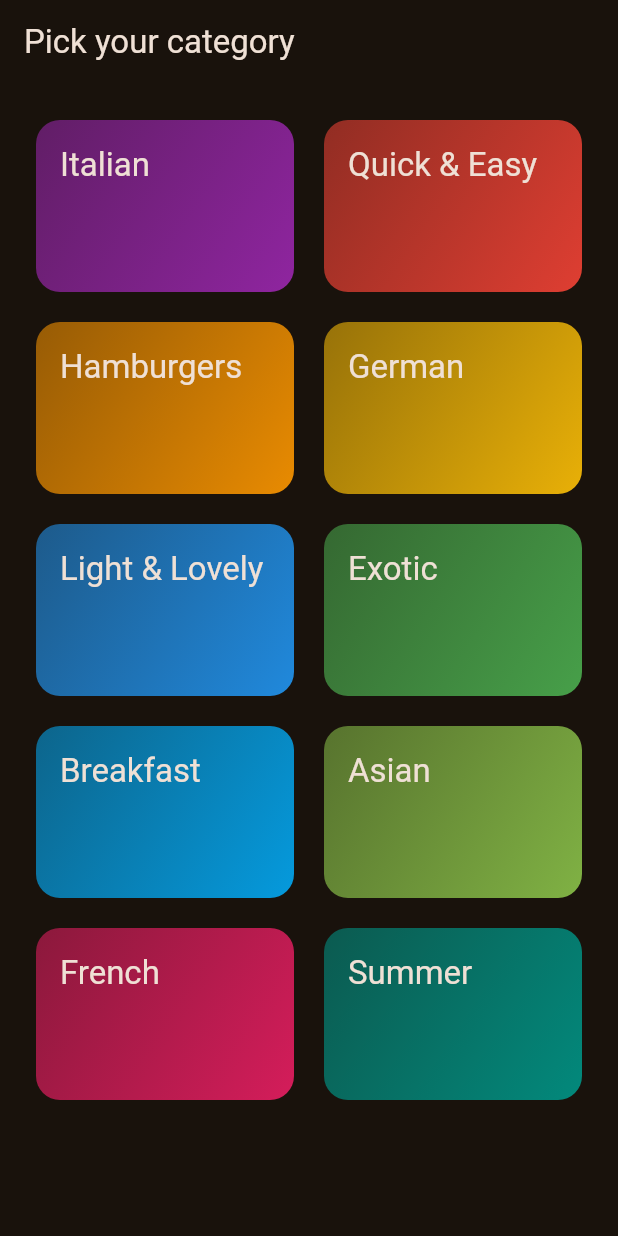
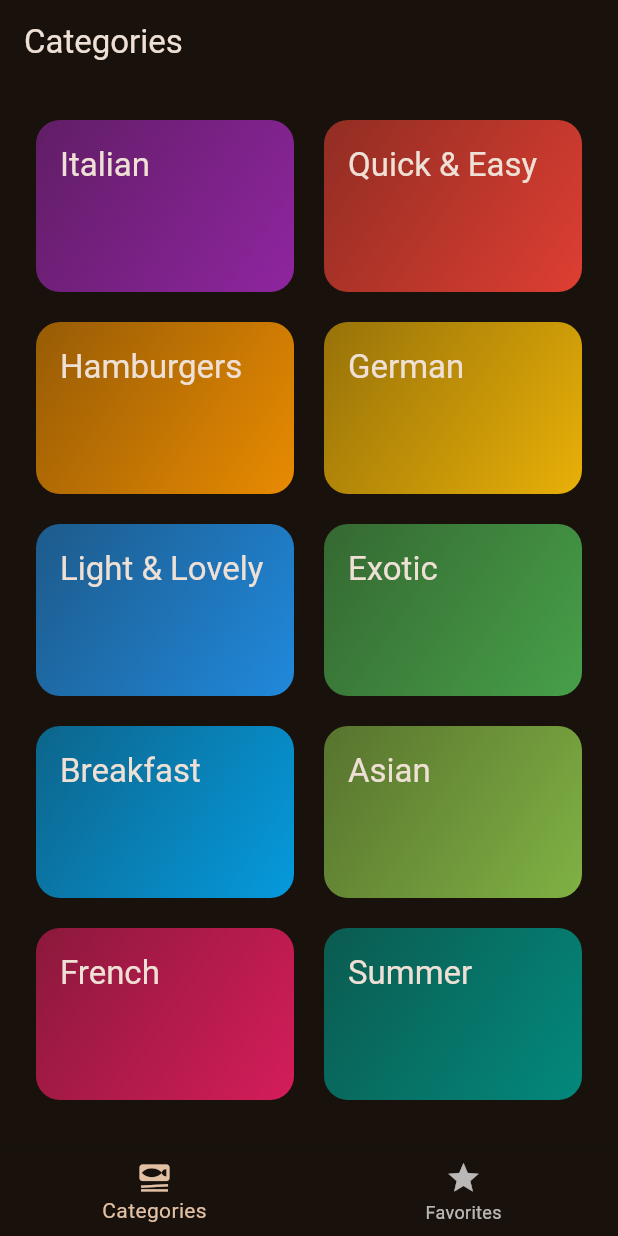
Before and after one commit to rajatverma311201/flutter-meals-app, a Flutter app: the screen it shows after launch, on a phone screen of 412 x 824 dp. Run offline on Flutter 3.47's test engine with Material 2 defaults, Android fonts, the phone set to English and light mode, and no system bars; our stand-ins replace transparent_image.

```diff
--- a/lib/main.dart
+++ b/lib/main.dart
@@ -1,6 +1,6 @@
 import 'package:flutter/material.dart';
 
-import 'package:meals_app/screens/categories.dart';
+import 'package:meals_app/screens/tabs.dart';
 
 final theme = ThemeData(
   useMaterial3: true,
@@ -21,7 +21,7 @@ class App extends StatelessWidget {
   Widget build(BuildContext context) {
     return MaterialApp(
       theme: theme,
-      home: const CategoriesScreen(),
+      home: const TabsScreen(),
     );
   }
 }
--- a/lib/screens/categories.dart
+++ b/lib/screens/categories.dart
@@ -25,11 +25,7 @@ class CategoriesScreen extends StatelessWidget {
 
   @override
   Widget build(BuildContext context) {
-    return Scaffold(
-      appBar: AppBar(
-        title: const Text('Pick your category'),
-      ),
-      body: GridView(
+    return GridView(
       padding: const EdgeInsets.all(24),
       gridDelegate: const SliverGridDelegateWithFixedCrossAxisCount(
         crossAxisCount: 2,
@@ -47,7 +43,6 @@ class CategoriesScreen extends StatelessWidget {
             },
           )
       ],
-      ),
     );
   }
 }
--- /dev/null
+++ b/lib/screens/tabs.dart
@@ -0,0 +1,51 @@
+import 'package:flutter/material.dart';
+import 'package:meals_app/screens/categories.dart';
+import 'package:meals_app/screens/meals.dart';
+
+class TabsScreen extends StatefulWidget {
+  const TabsScreen({super.key});
+
+  @override
+  State<TabsScreen> createState() => _TabsScreenState();
+}
+
+class _TabsScreenState extends State<TabsScreen> {
+  int _selectedPageIndex = 0;
+
+  void _onSelectPage(int index) {
+    setState(() {
+      _selectedPageIndex = index;
+    });
+  }
+
+  @override
+  Widget build(BuildContext context) {
+    Widget activePage = const CategoriesScreen();
+    String activePageTitle = "Categories";
+
+    if (_selectedPageIndex == 1) {
+      activePage = const MealsScreen(meals: []);
+      activePageTitle = "Your Favorites";
+    }
+    return Scaffold(
+      appBar: AppBar(
+        title: Text(activePageTitle),
+      ),
+      body: activePage,
+      bottomNavigationBar: BottomNavigationBar(
+        onTap: _onSelectPage,
+        currentIndex: _selectedPageIndex,
+        items: const [
+          BottomNavigationBarItem(
+            icon: Icon(Icons.set_meal),
+            label: 'Categories',
+          ),
+          BottomNavigationBarItem(
+            icon: Icon(Icons.star),
+            label: 'Favorites',
+          ),
+        ],
+      ),
+    );
+  }
+}
--- a/lib/widgets/meal_item.dart
+++ b/lib/widgets/meal_item.dart
@@ -8,9 +8,11 @@ class MealItem extends StatelessWidget {
   const MealItem({
     super.key,
     required this.meal,
+    required this.onSelectMeal,
   });
 
   final Meal meal;
+  final Function(Meal meal) onSelectMeal;
 
   String get complexityText {
     return meal.complexity.name[0].toUpperCase() +
@@ -32,7 +34,9 @@ class MealItem extends StatelessWidget {
       clipBehavior: Clip.hardEdge,
       elevation: 2,
       child: InkWell(
-        onTap: () {},
+        onTap: () {
+          onSelectMeal(meal);
+        },
         child: Stack(
           children: [
             FadeInImage(
```
Also changed, not shown: lib/screens/meal_details.dart (added, +79 -0 lines), lib/screens/meals.dart (+22 -4 lines). Lines whose indentation alone changed are shown as unchanged.
